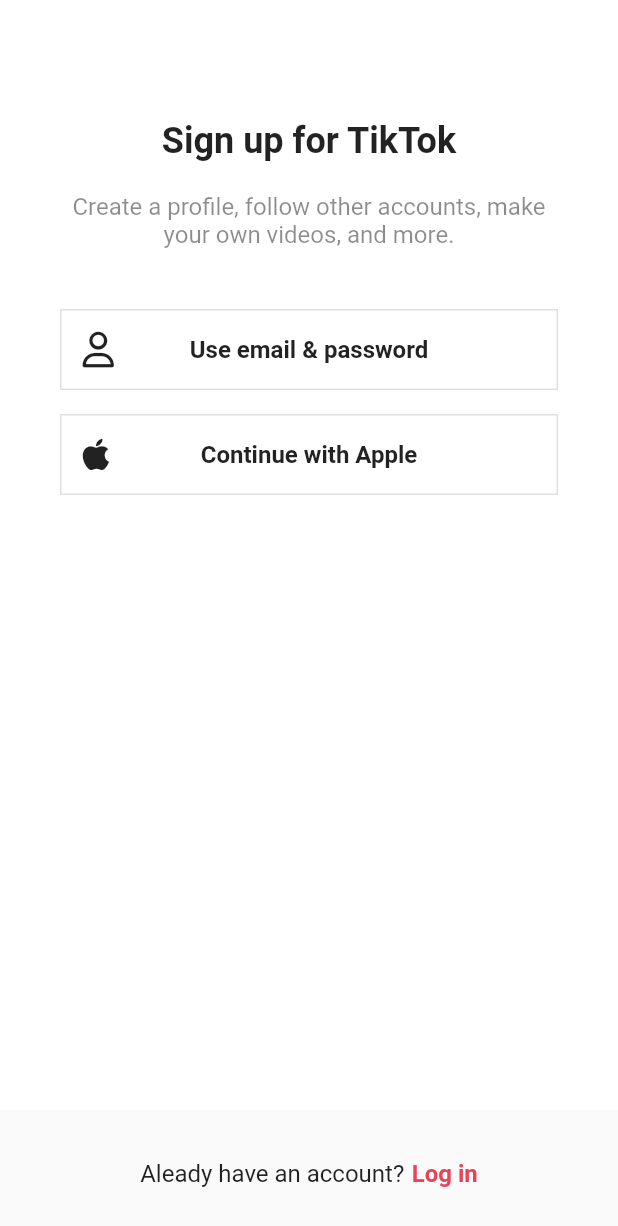
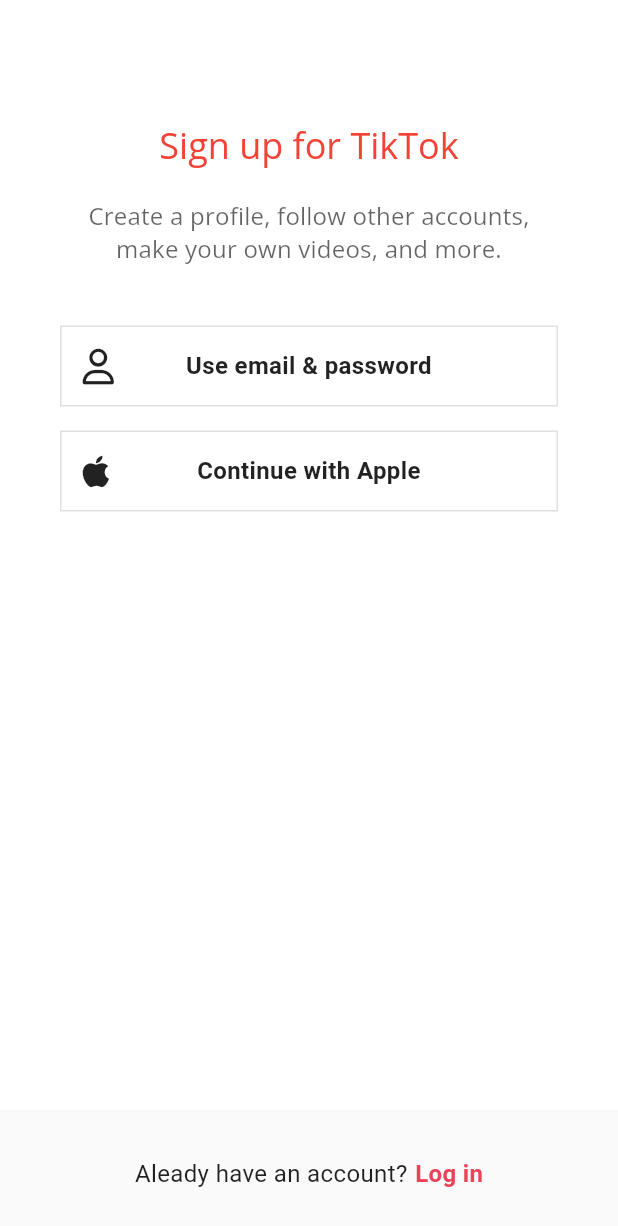
Before and after one commit to jiunson/tiktok_clone_2nd, a Flutter app: the SignUpScreen screen opened directly, on a phone screen of 412 x 824 dp. Shown: the top 1226 px of the screen. Run offline on Flutter 3.47's test engine with Material 2 defaults, Android fonts, the phone set to English and light mode, and no system bars; our stand-ins replace font_awesome_flutter, google_fonts, video_player, visibility_detector.

Commit message:
#15.2 TextTheme

```diff
--- a/lib/features/authentication/sign_up_screen.dart
+++ b/lib/features/authentication/sign_up_screen.dart
@@ -5,6 +5,7 @@ import 'package:tiktok_clone_2nd/constants/sizes.dart';
 import 'package:tiktok_clone_2nd/features/authentication/login_screen.dart';
 import 'package:tiktok_clone_2nd/features/authentication/username_screen.dart';
 import 'package:tiktok_clone_2nd/features/authentication/widgets/auth_button.dart';
+import 'package:tiktok_clone_2nd/utils.dart';
 
 class SignUpScreen extends StatelessWidget {
   const SignUpScreen({super.key});
@@ -40,21 +41,21 @@ class SignUpScreen extends StatelessWidget {
                 mainAxisSize: MainAxisSize.min,
                 children: [
                   Gaps.v80,
-                  const Text(
+                  Text(
                     "Sign up for TikTok",
-                    style: TextStyle(
-                      fontSize: Sizes.size24,
-                      fontWeight: FontWeight.w700,
-                    ),
+                    style: Theme.of(context)
+                        .textTheme
+                        .headlineSmall!
+                        .copyWith(color: Colors.red),
                   ),
                   Gaps.v20,
-                  const Text(
-                    "Create a profile, follow other accounts, make your own videos, and more.",
-                    style: TextStyle(
-                      fontSize: Sizes.size16,
-                      color: Colors.black45,
+                  Opacity(
+                    opacity: 0.7,
+                    child: Text(
+                      "Create a profile, follow other accounts, make your own videos, and more.",
+                      style: Theme.of(context).textTheme.titleMedium,
+                      textAlign: TextAlign.center,
                     ),
-                    textAlign: TextAlign.center,
                   ),
                   Gaps.v40,
                   // 세로 방향일 경우 UI
@@ -99,7 +100,8 @@ class SignUpScreen extends StatelessWidget {
             ),
           ),
           bottomNavigationBar: BottomAppBar(
-            color: Colors.grey.shade50,
+            // dark 모드이면, darkThemeData에 설정된 값을 사용하도록 null 설정한다.
+            color: isDarkMode(context) ? null : Colors.grey.shade50,
             elevation: 2,
             child: Padding(
               padding: const EdgeInsets.symmetric(
--- /dev/null
+++ b/lib/utils.dart
@@ -0,0 +1,4 @@
+import 'package:flutter/material.dart';
+
+bool isDarkMode(BuildContext context) =>
+    MediaQuery.of(context).platformBrightness == Brightness.dark;
--- a/pubspec.yaml
+++ b/pubspec.yaml
@@ -41,6 +41,8 @@ dependencies:
   video_player: 2.4.10
 
   visibility_detector: 0.3.3
+
+  google_fonts: 6.1.0
 
 dev_dependencies:
   flutter_test:
```
Also changed, not shown: lib/main.dart (+42 -2 lines), 2 other files.
